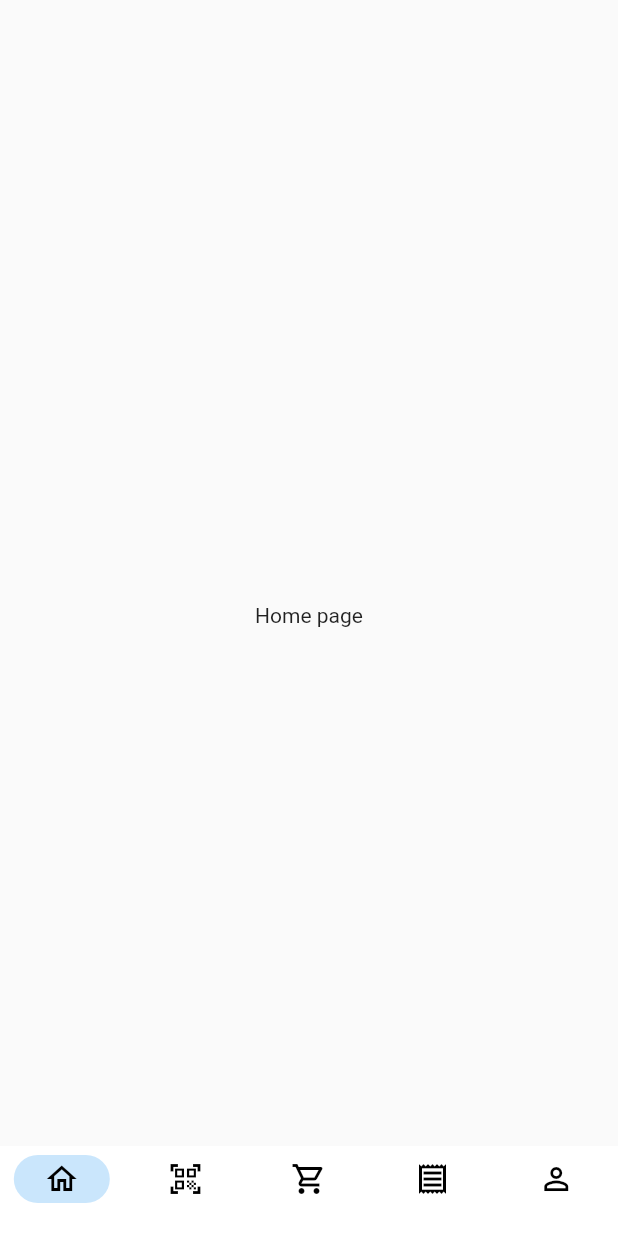
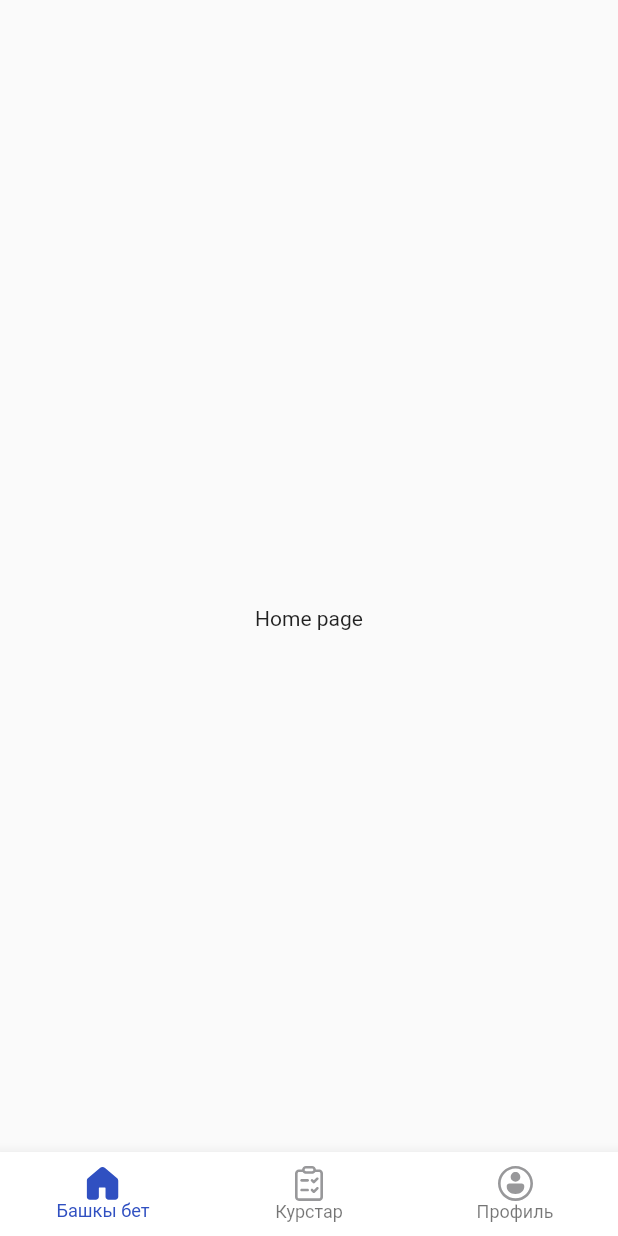
Before and after one commit to kuba-asanov/kodjaz_flutter, a Flutter app: the screen it shows after launch, on a phone screen of 412 x 824 dp. Run offline on Flutter 3.47's test engine with Material 2 defaults, Android fonts, the phone set to English and light mode, and no system bars; our stand-ins replace auto_route, easy_localization, flutter_bloc, flutter_screenutil, flutter_svg, freezed_annotation and 2 more.

Commit message:
paited tabbar

```diff
--- a/lib/features/app/presentation/widgets/custom_navigation_bar.dart
+++ b/lib/features/app/presentation/widgets/custom_navigation_bar.dart
@@ -1,5 +1,10 @@
+/* External dependencies */
 import 'package:flutter/material.dart';
+import 'package:flutter_svg/svg.dart';
 
+/* Local dependencies */
+import '../../../../core/common/colors.dart';
+import '../../../../core/helpers/text_styles.dart';
 import '../../../../core/injection/injection.dart';
 import '../bloc/app_bloc.dart';
 
@@ -14,73 +19,33 @@ class CustomNavigationBar extends StatelessWidget {
 
   @override
   Widget build(BuildContext context) {
-    return NavigationBar(
+    return BottomNavigationBar(
+      type: BottomNavigationBarType.fixed,
       backgroundColor: Colors.white,
-      selectedIndex: currentIndex,
-      onDestinationSelected: (index) {
+      selectedLabelStyle: SanackTextStyle.fS12FW400,
+      selectedItemColor: PrimaryColor,
+      enableFeedback: false,
+      currentIndex: currentIndex,
+      onTap: (index) {
         appBloc.add(CurrentPageIndexChanged(index: index));
       },
-      height: 60,
-      destinations: const [
-        NavigationDestination(
-          icon: Icon(Icons.home_outlined),
-          label: '',
+      items: [
+        BottomNavigationBarItem(
+          icon: SvgPicture.asset("assets/images/svg/home.svg"),
+          activeIcon: SvgPicture.asset("assets/images/svg/home_filled.svg"),
+          label: 'Башкы бет',
         ),
-        NavigationDestination(
-          icon: Icon(Icons.qr_code_scanner_outlined),
-          label: '',
+        BottomNavigationBarItem(
+          icon: SvgPicture.asset("assets/images/svg/course.svg"),
+          activeIcon: SvgPicture.asset("assets/images/svg/course_filled.svg"),
+          label: 'Курстар',
         ),
-        NavigationDestination(
-          icon: Icon(Icons.local_grocery_store_outlined),
-          label: '',
-        ),
-        NavigationDestination(
-          icon: Icon(Icons.receipt_outlined),
-          label: '',
-        ),
-        NavigationDestination(
-          icon: Icon(Icons.person_outline),
-          label: '',
+        BottomNavigationBarItem(
+          icon: SvgPicture.asset("assets/images/svg/profile.svg"),
+          activeIcon: SvgPicture.asset("assets/images/svg/profile_filled.svg"),
+          label: 'Профиль',
         ),
       ],
     );
-    // BottomNavigationBar(
-    //     type: BottomNavigationBarType.fixed,
-    //     backgroundColor: Colors.white,
-    //     showSelectedLabels: false,
-    //     showUnselectedLabels: false,
-    //     selectedIconTheme: const IconThemeData(
-    //       color: Colors.black,
-    //     ),
-    //     unselectedIconTheme: const IconThemeData(
-    //       color: Colors.black87,
-    //     ),
-    //     enableFeedback: false,
-    //     currentIndex: currentIndex,
-    //     onTap: (index) {
-    //       appBloc.add(CurrentPageIndexChanged(index: index));
-    //     },
-    //     items: const [
-    //       BottomNavigationBarItem(
-    //         icon: Icon(Icons.home),
-    //         label: '',
-    //       ),
-    //       BottomNavigationBarItem(
-    //         icon: Icon(Icons.qr_code_scanner_outlined),
-    //         label: '',
-    //       ),
-    //       BottomNavigationBarItem(
-    //         icon: Icon(Icons.local_grocery_store_outlined),
-    //         label: '',
-    //       ),
-    //       BottomNavigationBarItem(
-    //         icon: Icon(Icons.receipt),
-    //         label: '',
-    //       ),
-    //       BottomNavigationBarItem(
-    //         icon: Icon(Icons.person_outline),
-    //         label: '',
-    //       )
-    //     ]);
   }
 }
```
Also changed, not shown: assets/images/svg/course.svg (added), assets/images/svg/course_filled.svg (added), assets/images/svg/home.svg (added), assets/images/svg/home_filled.svg (added), assets/images/svg/profile.svg (added), assets/images/svg/profile_filled.svg (added).
